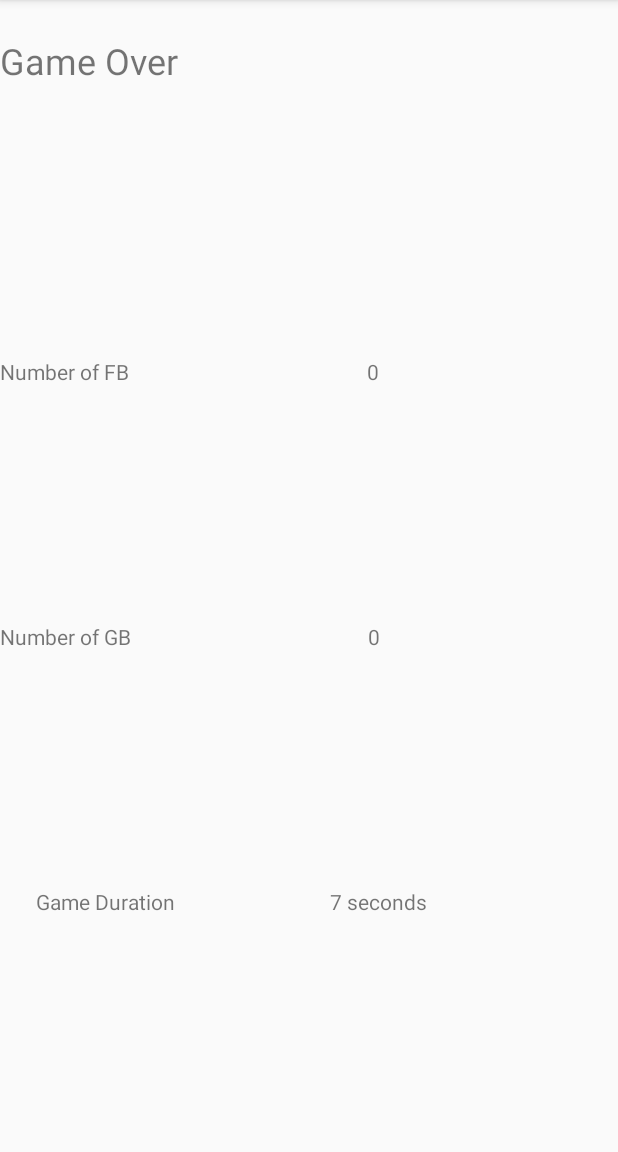
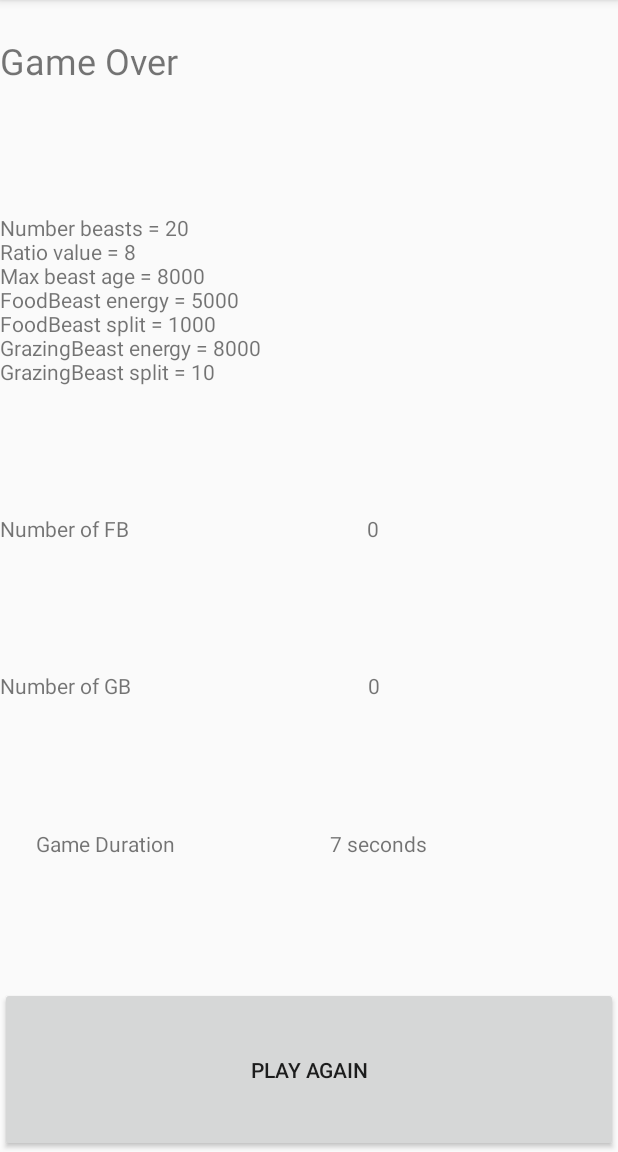
Before and after one commit to gavinB-orange/SwarmThing, an Android app: the EndActivity screen opened directly, with no data from a screen before it, on a phone screen of 412 x 824 dp, the part 84-1236 px from its top. Run offline under Robolectric (Android 15) with nearby library versions, the phone set to English and light mode, and no system bars.

```diff
--- a/app/src/main/java/com/example/brebner/swarmthing/ConfigureOtherActivity.java
+++ b/app/src/main/java/com/example/brebner/swarmthing/ConfigureOtherActivity.java
@@ -13,12 +13,12 @@ import android.widget.Toast;
 
 public class ConfigureOtherActivity extends AppCompatActivity implements SeekBar.OnSeekBarChangeListener {
 
-    public final static int DEFAULT_MAX_AGE = 10000;
-    public final static int DEFAULT_AGE = 5000;
+    public final static int DEFAULT_MAX_AGE = 20000;
+    public final static int DEFAULT_AGE = 8000;
     public final static int DEFAULT_N_BEASTS = 20;
     public final static int DEFAULT_MAX_BEASTS = 100;
     public static final int DEFAULT_MAX_RATIO = 20;
-    public final static int DEFAULT_RATIO = 2;
+    public final static int DEFAULT_RATIO = 8;
 
     private static final String TAG = "ConfigureOtherActivity";
 
--- a/app/src/main/java/com/example/brebner/swarmthing/EndActivity.java
+++ b/app/src/main/java/com/example/brebner/swarmthing/EndActivity.java
@@ -5,7 +5,10 @@ import android.content.SharedPreferences;
 import android.preference.PreferenceManager;
 import android.support.v7.app.AppCompatActivity;
 import android.os.Bundle;
+import android.view.View;
 import android.widget.TextView;
+
+import org.w3c.dom.Text;
 
 public class EndActivity extends AppCompatActivity {
 
@@ -26,5 +29,20 @@ public class EndActivity extends AppCompatActivity {
         long seconds = (now - start) / 1000;
         TextView durationTextView = findViewById(R.id.gameDurationValueTextView);
         durationTextView.setText("" + seconds + " seconds");
+        TextView paramsTextView = findViewById(R.id.paramSummaryTextView);
+        String paramsinfo = "Number beasts = " + sharedPreferences.getInt(getString(R.string.other_nbeasts_key), ConfigureOtherActivity.DEFAULT_N_BEASTS) + "\n" +
+                            "Ratio value = " + sharedPreferences.getInt(getString(R.string.other_ratio_key) + "/" + ConfigureOtherActivity.DEFAULT_MAX_RATIO, ConfigureOtherActivity.DEFAULT_RATIO) + "\n" +
+                            "Max beast age = " + sharedPreferences.getInt(getString(R.string.other_maxage_key), ConfigureOtherActivity.DEFAULT_AGE) + "\n" +
+                            "FoodBeast energy = " + sharedPreferences.getInt(getString(R.string.fb_init_energy_key), ConfigureFoodBeast.DEFAULT_INIT_ENERGY) + "\n" +
+                            "FoodBeast split = " + sharedPreferences.getInt(getString(R.string.fb_split_threshold_key), ConfigureFoodBeast.DEFAULT_SPLIT_THRESHOLD) + "\n" +
+                            "GrazingBeast energy = " + sharedPreferences.getInt(getString(R.string.gb_init_energy_key), ConfigureGrazingBeastActivity.DEFAULT_INIT_ENERGY) + "\n" +
+                            "GrazingBeast split = " + sharedPreferences.getInt(getString(R.string.gb_split_threshold_key), ConfigureGrazingBeastActivity.DEFAULT_SPLIT_THRESHOLD);
+        paramsTextView.setText(paramsinfo);
+
+    }
+
+    public void doPlayAgain(View view) {
+        Intent intent = new Intent(this, MainActivity.class);
+        startActivity(intent);
     }
 }
--- a/app/src/main/java/com/example/brebner/swarmthing/MainActivity.java
+++ b/app/src/main/java/com/example/brebner/swarmthing/MainActivity.java
@@ -1,6 +1,5 @@
 package com.example.brebner.swarmthing;
 
-// TODO EndActivity needs to show params used.
 // TODO Capture time sequence of beast numbers and graph at end.
 // TODO restart button in EndActivity
 // TODO store historical data and display
--- a/app/src/main/res/layout/activity_end.xml
+++ b/app/src/main/res/layout/activity_end.xml
@@ -16,6 +16,12 @@
         android:paddingTop="24dp"
         android:text="@string/endActivityTitle"
         android:textSize="24sp" />
+
+    <TextView
+        android:id="@+id/paramSummaryTextView"
+        android:layout_width="match_parent"
+        android:layout_height="wrap_content"
+        android:layout_weight="1" />
 
     <LinearLayout
         android:layout_width="match_parent"
@@ -79,5 +85,14 @@
             android:layout_width="wrap_content"
             android:layout_height="wrap_content"
             android:layout_weight="1" />
+
     </LinearLayout>
+
+    <Button
+        android:id="@+id/playAgainButton"
+        android:layout_width="match_parent"
+        android:layout_height="wrap_content"
+        android:layout_weight="1"
+        android:onClick="doPlayAgain"
+        android:text="@string/play_again_button" />
 </LinearLayout>
--- a/app/src/main/res/values/strings.xml
+++ b/app/src/main/res/values/strings.xml
@@ -31,4 +31,5 @@
     <string name="config_gb_split_title">Configure split threshold</string>
     <string name="fb_split_threshold_key">com.example.brebner.swarmthing.fb_split_threshold_key</string>
     <string name="gb_split_threshold_key">com.example.brebner.swarmthing.gb_split_threshold_key</string>
+    <string name="play_again_button">Play Again</string>
 </resources>
```
Also changed, not shown: app/src/main/java/com/example/brebner/swarmthing/Beast.java (+5 -2 lines).
